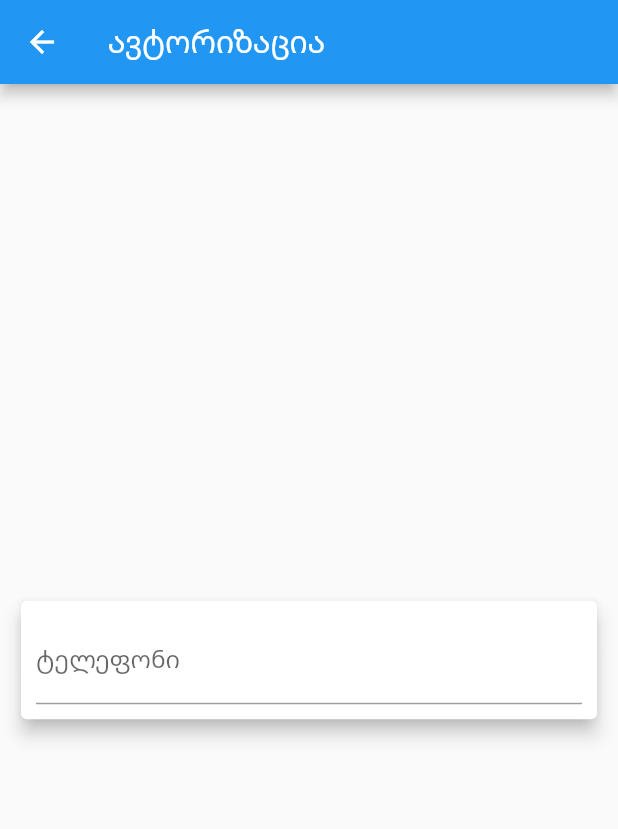
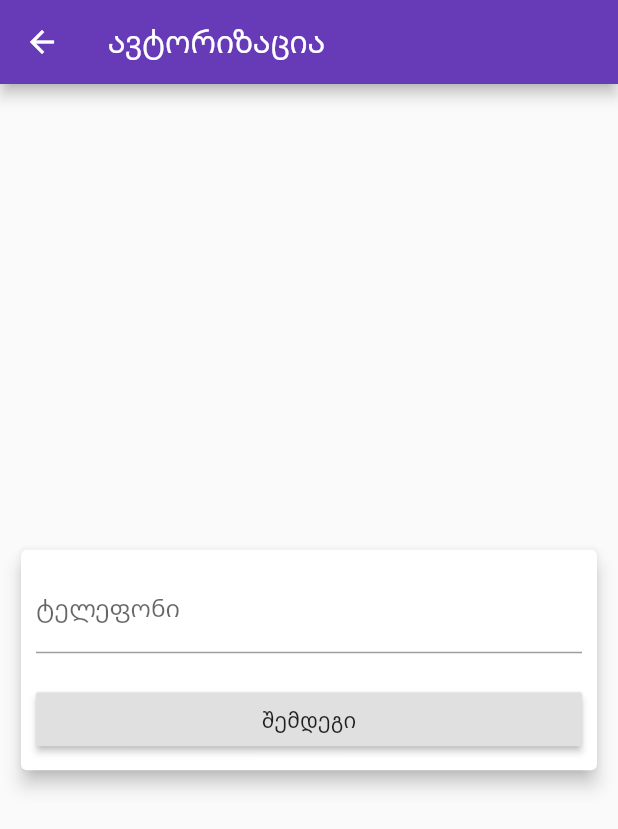
Before and after one commit to alexandrius/QR_Pay, a Flutter app: the screen it shows after launch, after a tap on "ავტორიზაცია", on a phone screen of 412 x 824 dp. Shown: the top 829 px of the screen. Run offline on Flutter 3.47's test engine with Material 2 defaults, Android fonts, the phone set to English and light mode, and no system bars.

Commit message:
Add sms input

```diff
--- a/lib/main.dart
+++ b/lib/main.dart
@@ -7,7 +7,7 @@ class MyApp extends StatelessWidget {
   // This widget is the root of your application.
   @override
   Widget build(BuildContext context) {
-    return new MaterialApp(
+    return  MaterialApp(
       title: 'Flutter Demo',
       theme: new ThemeData(
         // This is the theme of your application.
@@ -18,7 +18,7 @@ class MyApp extends StatelessWidget {
         // "hot reload" (press "r" in the console where you ran "flutter run",
         // or press Run > Flutter Hot Reload in IntelliJ). Notice that the
         // counter didn't reset back to zero; the application is not restarted.
-        primarySwatch: Colors.blue,
+        primarySwatch: Colors.deepPurple,
       ),
       home: new Auth(),
     );
--- a/lib/screens/auth.dart
+++ b/lib/screens/auth.dart
@@ -26,7 +26,7 @@ class _AuthState extends State<Auth> {
                   onPressed: () {
                     Navigator.push(
                         context,
-                    MaterialPageRoute(builder: (context) => MyHomePage(title: 'ავტორიზაცია')));
+                    MaterialPageRoute(builder: (context) => Login(title: 'ავტორიზაცია')));
                   },
                 ),
                 OutlineButton(child: Text("რეგისტრაცია"), onPressed: () {}),
--- a/lib/screens/login.dart
+++ b/lib/screens/login.dart
@@ -1,15 +1,31 @@
 import 'package:flutter/material.dart';
 
-class MyHomePage extends StatefulWidget {
-  MyHomePage({Key key, this.title}) : super(key: key);
+class Login extends StatefulWidget {
+  Login({Key key, this.title}) : super(key: key);
 
   final String title;
 
   @override
-  _MyHomePageState createState() => new _MyHomePageState();
+  _LoginState createState() => new _LoginState();
 }
 
-class _MyHomePageState extends State<MyHomePage> {
+class _LoginState extends State<Login> {
+  var waitsForSMS = false;
+  TextEditingController phoneController;
+
+  @override
+  void initState() {
+    phoneController = TextEditingController()
+      ..addListener(() {
+        if (phoneController.text.length == 9) {
+          setState(() {
+            waitsForSMS = true;
+          });
+        }
+      });
+    super.initState();
+  }
+
   @override
   Widget build(BuildContext context) {
     return new Scaffold(
@@ -27,10 +43,37 @@ class _MyHomePageState extends State<MyHomePage> {
                         mainAxisSize: MainAxisSize.min,
                         children: [
                           TextFormField(
-                            decoration: InputDecoration(labelText: "ტელეფონი"),
+                            keyboardType: TextInputType.number,
+                            controller: phoneController,
+                            decoration: InputDecoration(
+                              labelText: "ტელეფონი",
+                            ),
                           ),
+                          _renderSmsInput(),
+                          SizedBox(
+                            height: 20.0,
+                          ),
+                          ConstrainedBox(
+                            constraints: const BoxConstraints(minWidth: double.infinity),
+                            child: RaisedButton(
+                              child: Text('შემდეგი'),
+                              onPressed: () {},
+                            ),
+                          )
                         ],
                       ),
                     )))));
   }
+
+  _renderSmsInput() {
+    if (!waitsForSMS) {
+      return SizedBox();
+    }
+    return TextFormField(
+      keyboardType: TextInputType.number,
+      decoration: InputDecoration(
+        labelText: "სმს კოდი",
+      ),
+    );
+  }
 }
--- /dev/null
+++ b/lib/tools/Col.dart
@@ -0,0 +1,3 @@
+class Col {
+
+}
```
